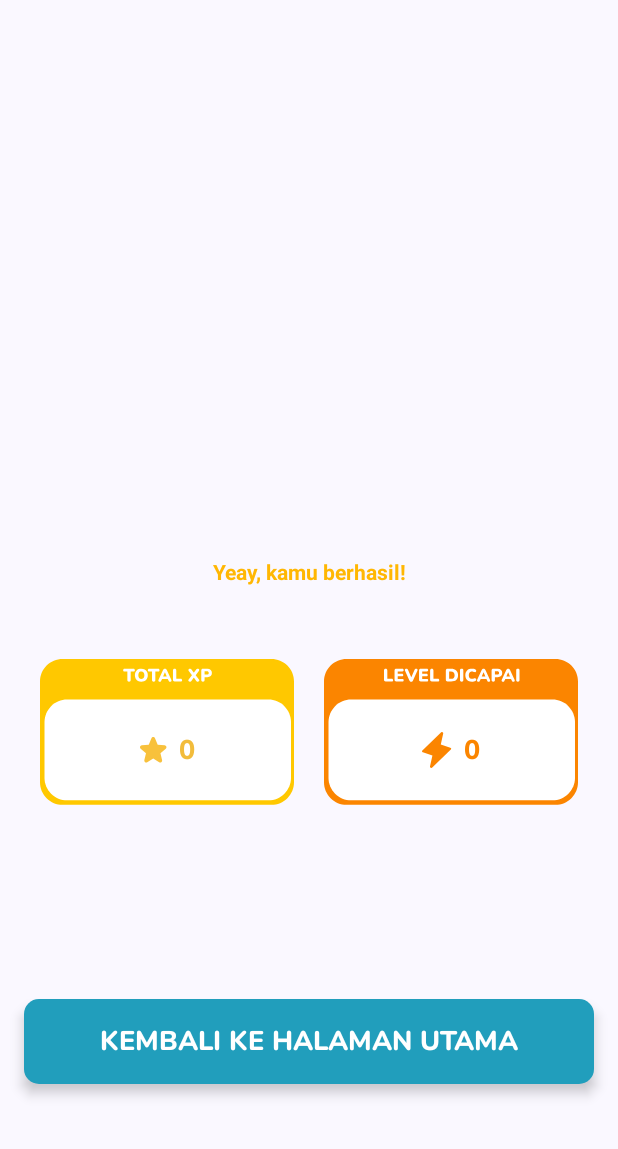
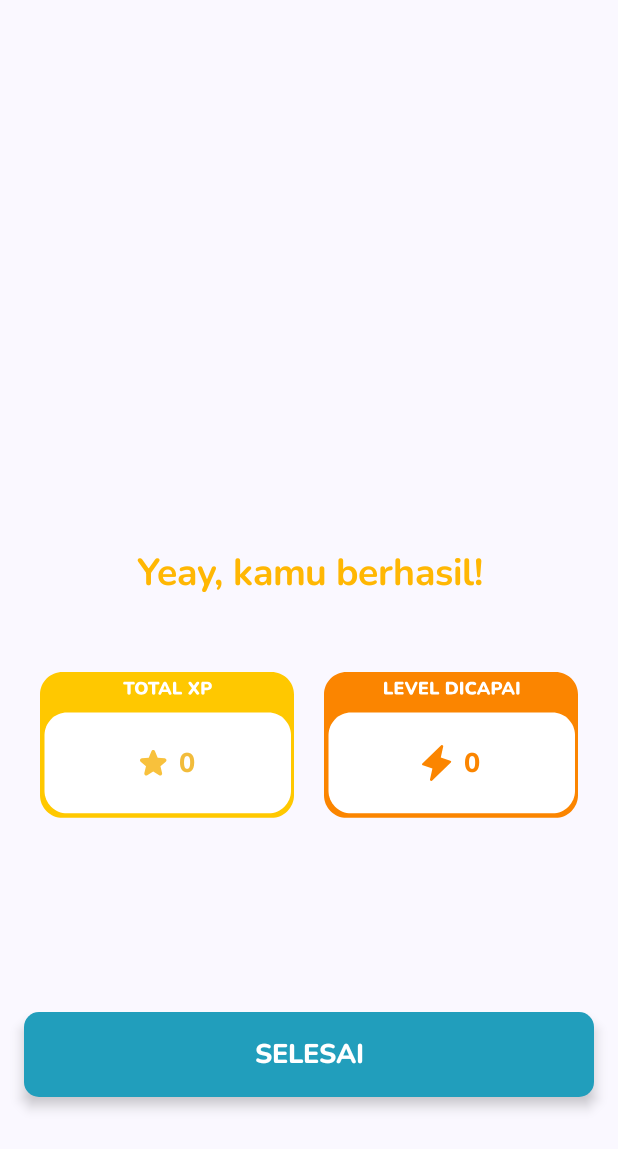
Before and after one commit to IKhlash02/sapa, an Android app built with Jetpack Compose: the CongratulationScreen screen opened through its navigation route, on a phone screen of 412 x 824 dp. Shown: the top 1149 px of the screen. Run offline under Robolectric (Android 15) with nearby library versions, the phone set to English and light mode, and no system bars; pictures from the network do not load.

Commit message:
add music

```diff
--- a/app/src/main/java/com/example/sapa/ui/component/SoundPoolPreloader.kt
+++ b/app/src/main/java/com/example/sapa/ui/component/SoundPoolPreloader.kt
@@ -7,6 +7,7 @@ import androidx.annotation.RawRes
 import androidx.compose.runtime.Composable
 import androidx.compose.runtime.DisposableEffect
 import androidx.compose.runtime.LaunchedEffect
+import androidx.compose.runtime.mutableStateOf
 import androidx.compose.runtime.remember
 import androidx.compose.ui.platform.LocalContext
 
@@ -25,19 +26,18 @@ fun SoundPlayer(soundResId: Int, context: Context = LocalContext.current) {
             .build()
     }
 
-    val soundId = remember {
-        soundPool.load(context, soundResId, 1)
+    val soundId = remember { mutableStateOf(0) }
+
+    LaunchedEffect(soundPool) {
+        soundPool.setOnLoadCompleteListener { _, sampleId, _ ->
+            soundId.value = sampleId
+            soundPool.play(soundId.value, 1.0f, 1.0f, 0, 0, 1.0f)
+        }
+        soundId.value = soundPool.load(context, soundResId, 1)
     }
 
-    // Memainkan suara saat Composable pertama kali muncul
-    LaunchedEffect(soundPool, soundId) {
-        soundPool.play(soundId, 1.0f, 1.0f, 0, 0, 1.0f)
-    }
-
-    // Membersihkan dan menghentikan suara saat Composable dibuang
     DisposableEffect(soundPool) {
         onDispose {
-            soundPool.stop(soundId)
             soundPool.release()
         }
     }
--- a/app/src/main/java/com/example/sapa/ui/screen/congratulation/Congratulation.kt
+++ b/app/src/main/java/com/example/sapa/ui/screen/congratulation/Congratulation.kt
@@ -71,9 +71,9 @@ fun CongratulationScreen(
         Text(
             text = "Yeay, kamu berhasil!",
             style = TextStyle(
-//                fontSize = 25.sp,
-//                fontFamily = FontFamily(Font(R.font.nunito)),
-                fontWeight = FontWeight(700),
+                fontSize = 25.sp,
+                fontFamily = nunitoFontFamily,
+                fontWeight = FontWeight.Bold,
                 color = Color(0xFFFFB703),
                 textAlign = TextAlign.Center,
             )
@@ -97,7 +97,7 @@ fun CongratulationScreen(
         Spacer(modifier = Modifier.height(100.dp))
         OptionButton(
             modifier = Modifier.padding(16.dp),
-            optionText = "KEMBALI KE HALAMAN UTAMA",
+            optionText = "SELESAI",
             onClick = { navigateBack() },
             colorButton = Color(0xFF219EBC),
             colorText = Color.White
```
Also changed, not shown: app/src/main/java/com/example/sapa/ui/screen/exam/ExamScreen.kt (+10 -1 lines), app/src/main/java/com/example/sapa/ui/screen/profile/ProfileScreen.kt (+2 -8 lines).
